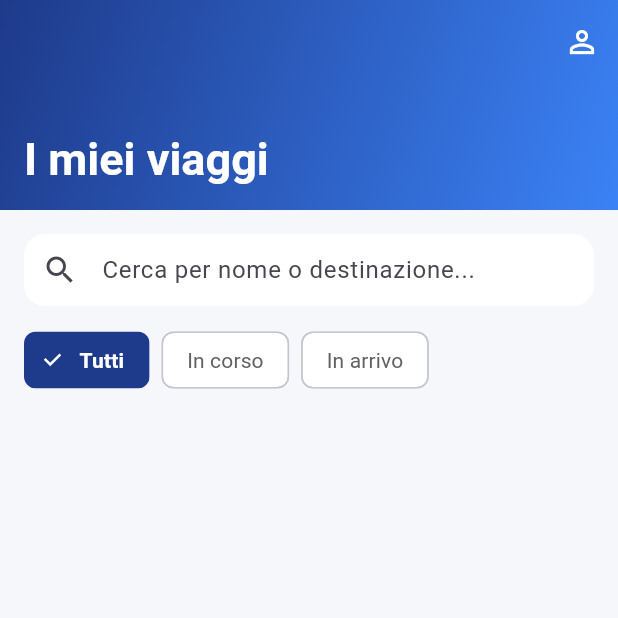
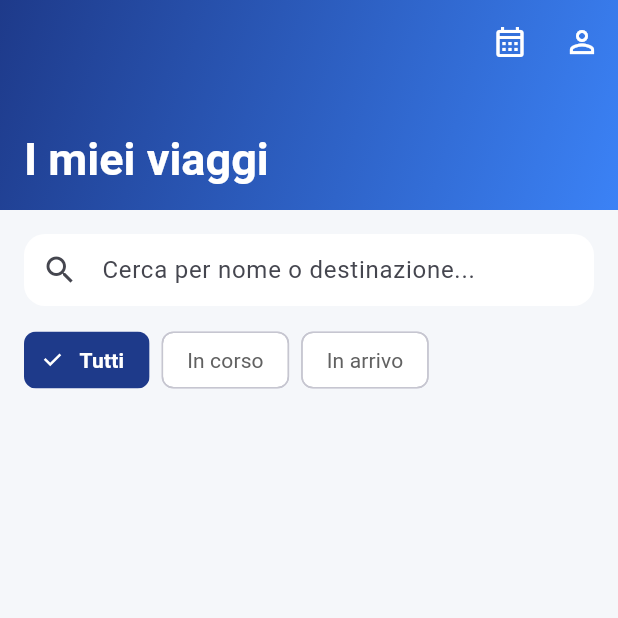
Before and after one commit to ConocchiariRiccardo/my_travel, a Flutter app: the screen it shows once a user with an empty profile is signed in, on a phone screen of 412 x 824 dp, the top half of it. Run offline on Flutter 3.47's test engine with Material 3 defaults, Android fonts, the phone set to English and light mode, and no system bars; our stand-ins replace cloud_firestore, firebase_auth, firebase_core, go_router, google_sign_in, table_calendar; accounts and stored records are empty; generated files the repository leaves out were written again.

Commit message:
aggiornate rotte di navigazione e inserito accesso al calendario dalla home

```diff
--- a/lib/main.dart
+++ b/lib/main.dart
@@ -11,10 +11,20 @@ import 'ui/auth/login_screen.dart';
 import 'ui/auth/register_screen.dart';
 import 'ui/home/home_screen.dart';
 import 'ui/trips/add_trip_screen.dart';
+import 'ui/trips/trip_detail_screen.dart';
+import 'ui/calendar/calendar_screen.dart';
 
 Future<void> main() async {
   WidgetsFlutterBinding.ensureInitialized();
-  await Firebase.initializeApp(options: DefaultFirebaseOptions.currentPlatform);
+
+  try {
+    await Firebase.initializeApp(
+        options: DefaultFirebaseOptions.currentPlatform);
+  } catch (e) {
+    // Firebase è già stato inizializzato nativamente, forziamo l'avvio ignorando l'errore.
+    debugPrint("Firebase già inizializzato, ignoro e vado avanti.");
+  }
+
   // Inizializza le localizzazioni italiane per le date
   await initializeDateFormatting('it_IT', null);
   runApp(const MyTravelApp());
@@ -61,6 +71,17 @@ class MyTravelApp extends StatelessWidget {
                 path: '/add-trip',
                 builder: (_, __) => const AddTripScreen(),
               ),
+              GoRoute(
+                path: '/trip/:id',
+                builder: (context, state) {
+                  final tripId = state.pathParameters['id']!;
+                  return TripDetailScreen(viaggioId: tripId);
+                },
+              ),
+              GoRoute(
+                path: '/calendar',
+                builder: (context, state) => const CalendarScreen(),
+              ),
               // Aggiungeremo /trip/:id, /calendar, /profile nelle prossime fasi
             ],
           );
--- a/lib/ui/home/home_screen.dart
+++ b/lib/ui/home/home_screen.dart
@@ -52,6 +52,12 @@ class _HomeScreenState extends State<HomeScreen> {
             pinned: true,
             backgroundColor: const Color(0xFF1E3A8A),
             actions: [
+              IconButton(
+                icon: const Icon(Icons.calendar_month_outlined,
+                    color: Colors.white),
+                tooltip: 'Calendario',
+                onPressed: () => context.push('/calendar'),
+              ),
               IconButton(
                 icon: const Icon(Icons.person_outline, color: Colors.white),
                 onPressed: () {}, // Fase 8: profilo
```
